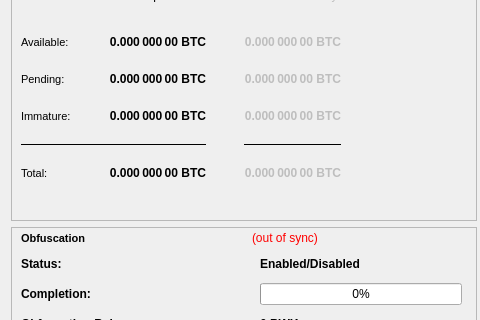
The window that src/qt/forms/overviewpage.ui (SHTDJ/Bulwark) describes before a commit, drawn with Qt 5; both pictures show x 0 to 480 and y 92 to 412 of the 960 by 680 pixel window.
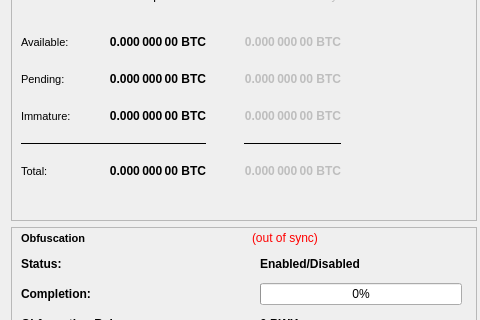
The same window after the commit.

Commit message: Made thick line smaller

```diff
--- a/src/qt/forms/overviewpage.ui
+++ b/src/qt/forms/overviewpage.ui
@@ -449,6 +449,12 @@
             </item>
             <item row="5" column="2">
              <widget class="Line" name="lineWatchOnlyBalance">
+			 <property name="maximumSize">
+               <size>
+                <width>16777215</width>
+                <height>1</height>
+               </size>
+              </property>
               <property name="frameShadow">
                <enum>QFrame::Plain</enum>
               </property>
```
